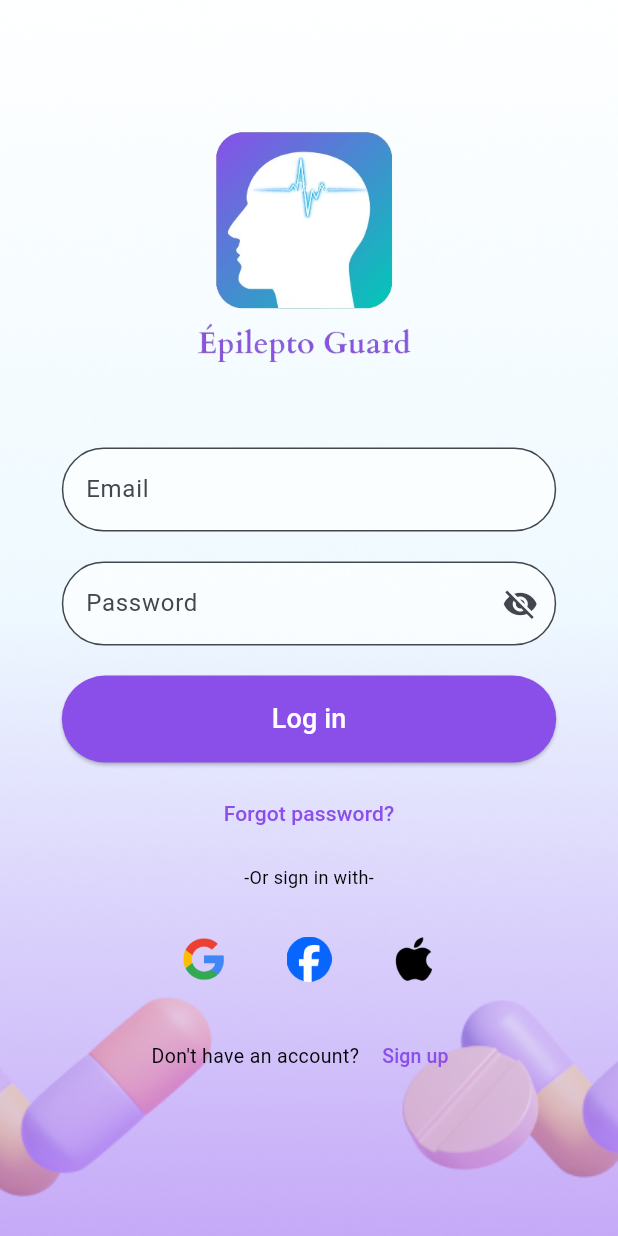
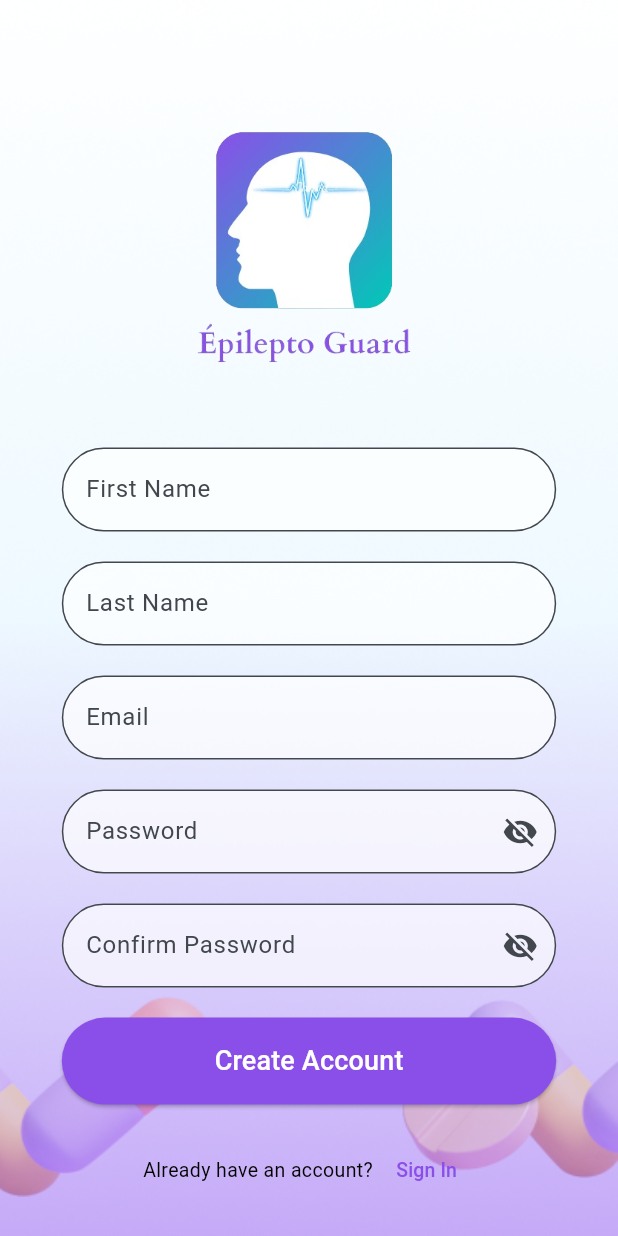
Before and after one commit to DevDreamPIM/Flutter, a Flutter app: the screen it shows after launch, after a tap on "Sign up", on a phone screen of 412 x 824 dp. Run offline on Flutter 3.47's test engine with Material 3 defaults, Android fonts, the phone set to English and light mode, and no system bars.

Commit message:
Implement interface design for register screen with navigation

```diff
--- a/lib/Screens/User/loginScreen.dart
+++ b/lib/Screens/User/loginScreen.dart
@@ -1,3 +1,4 @@
+import 'package:epilepto_guard/Screens/User/registerScreen.dart';
 import 'package:flutter/material.dart';
 
 class LoginScreen extends StatefulWidget {
@@ -147,6 +148,8 @@ class _LoginScreenState extends State<LoginScreen> {
                             TextButton(
                               onPressed: () {
                                 // Add sign up functionality
+                                Navigator.of(context).push(
+                            MaterialPageRoute(builder: (context) => RegisterScreen()));
                               },
                               child: Text('Sign up', style: TextStyle(fontSize: 13.0,color:  const Color(0xFF8A4FE9),)),
                             ),
--- /dev/null
+++ b/lib/Screens/User/registerScreen.dart
@@ -0,0 +1,184 @@
+import 'package:epilepto_guard/Screens/User/loginScreen.dart';
+import 'package:flutter/material.dart';
+
+class RegisterScreen extends StatefulWidget {
+  const RegisterScreen({super.key});
+
+  @override
+  State<RegisterScreen> createState() => _RegisterScreenState();
+}
+
+class _RegisterScreenState extends State<RegisterScreen> {
+  bool _passwordVisible = false;
+
+  @override
+  Widget build(BuildContext context) {
+    return Scaffold(
+      resizeToAvoidBottomInset: false, // Prevent keyboard resizing issues
+      body: Container(
+        width: MediaQuery.of(context).size.width,
+        height: MediaQuery.of(context).size.height,
+        child: Stack(
+          fit: StackFit.expand,
+          children: [
+            // Background image
+            Image.asset(
+              'assets/images/background/login.png', // Replace 'background_image.jpg' with your actual image asset
+              fit: BoxFit.cover,
+            ),
+            // Centered logo
+            SingleChildScrollView(
+              child: Center(
+                child: Padding(
+                  padding:
+                      EdgeInsets.all(MediaQuery.of(context).size.width * 0.1),
+                  child: Column(
+                    mainAxisAlignment: MainAxisAlignment.center,
+                    children: [
+                      Image.asset(
+                        'assets/images/logo/epilepto_guard.png', // Replace 'logo.png' with your actual logo asset
+                        width: MediaQuery.of(context).size.width * 0.6,
+                        height: MediaQuery.of(context).size.width * 0.6,
+                      ),
+                      const SizedBox(height: 10),
+                      // First Name text field
+                      TextField(
+                        decoration: InputDecoration(
+                          hintText: 'First Name',
+                          border: OutlineInputBorder(
+                            borderRadius: BorderRadius.circular(50.0),
+                          ),
+                          filled: true,
+                          fillColor: Colors.white.withOpacity(0.7),
+                        ),
+                      ),
+                      const SizedBox(height: 20),
+                      // Last Name text field
+                      TextField(
+                        decoration: InputDecoration(
+                          hintText: 'Last Name',
+                          border: OutlineInputBorder(
+                            borderRadius: BorderRadius.circular(50.0),
+                          ),
+                          filled: true,
+                          fillColor: Colors.white.withOpacity(0.7),
+                        ),
+                      ),
+                      const SizedBox(height: 20),
+
+                      // Email text field
+                      TextField(
+                        decoration: InputDecoration(
+                          hintText: 'Email',
+                          border: OutlineInputBorder(
+                            borderRadius: BorderRadius.circular(50.0),
+                          ),
+                          filled: true,
+                          fillColor: Colors.white.withOpacity(0.7),
+                        ),
+                      ),
+                      const SizedBox(height: 20),
+
+                      // Password text field
+                      TextField(
+                        obscureText: !_passwordVisible,
+                        decoration: InputDecoration(
+                          hintText: 'Password',
+                          border: OutlineInputBorder(
+                            borderRadius: BorderRadius.circular(50.0),
+                          ),
+                          filled: true,
+                          fillColor: Colors.white.withOpacity(0.7),
+                          suffixIcon: IconButton(
+                            icon: Icon(_passwordVisible
+                                ? Icons.visibility
+                                : Icons.visibility_off),
+                            onPressed: () {
+                              setState(() {
+                                _passwordVisible = !_passwordVisible;
+                              });
+                            },
+                          ),
+                        ),
+                      ),
+                      const SizedBox(height: 20),
+                      // Password text field
+                      TextField(
+                        obscureText: !_passwordVisible,
+                        decoration: InputDecoration(
+                          hintText: 'Confirm Password',
+                          border: OutlineInputBorder(
+                            borderRadius: BorderRadius.circular(50.0),
+                          ),
+                          filled: true,
+                          fillColor: Colors.white.withOpacity(0.7),
+                          suffixIcon: IconButton(
+                            icon: Icon(_passwordVisible
+                                ? Icons.visibility
+                                : Icons.visibility_off),
+                            onPressed: () {
+                              setState(() {
+                                _passwordVisible = !_passwordVisible;
+                              });
+                            },
+                          ),
+                        ),
+                      ),
+                      const SizedBox(height: 20),
+                      // Create Account button
+
+                      Container(
+                        width: double.infinity, // Extends to both sides
+                        child: ElevatedButton(
+                          onPressed: () {
+                            // Add login functionality
+                          },
+                          style: ElevatedButton.styleFrom(
+                            primary: const Color(
+                                0xFF8A4FE9), // Set background color here
+                          ),
+                          child: const Padding(
+                            padding: EdgeInsets.symmetric(
+                                vertical:
+                                    16.0), // Adjust button height as needed
+                            child: Text('Create Account',
+                                style: TextStyle(
+                                    fontSize: 18.0, color: Colors.white)),
+                          ),
+                        ),
+                      ),
+                      const SizedBox(height: 20),
+
+                      // Sign In text link
+                      Row(
+                        mainAxisAlignment: MainAxisAlignment.center,
+                        children: [
+                          const Text(
+                            "Already have an account? ",
+                            style:
+                                TextStyle(fontSize: 13.0, color: Colors.black),
+                          ),
+                          TextButton(
+                            onPressed: () {
+                              // Add sign In functionality
+                              Navigator.of(context).pop(context);
+                            },
+                            child: const Text('Sign In',
+                                style: TextStyle(
+                                  fontSize: 13.0,
+                                  color: Color(0xFF8A4FE9),
+                                )),
+                          ),
+                        ],
+                      )
+                    ],
+                  ),
+                ),
+              ),
+            ),
+          ],
+        ),
+      ),
+    );
+  }
+}
```
